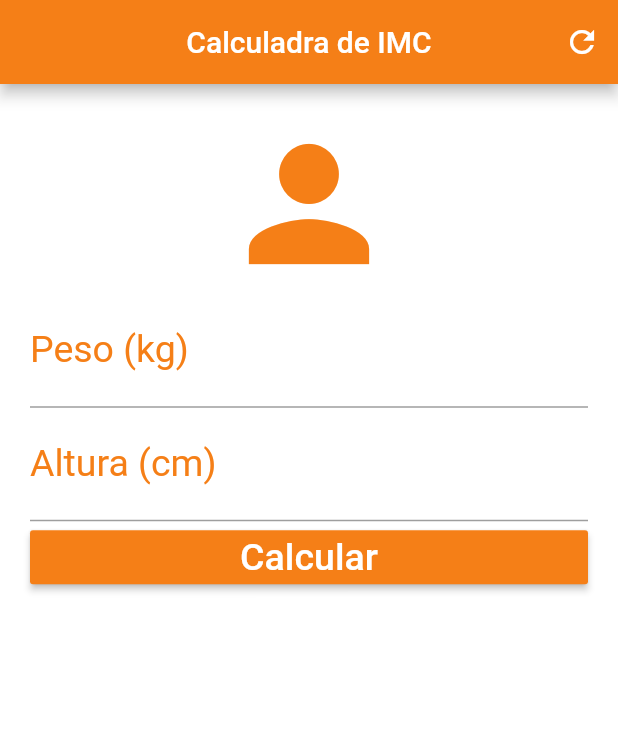
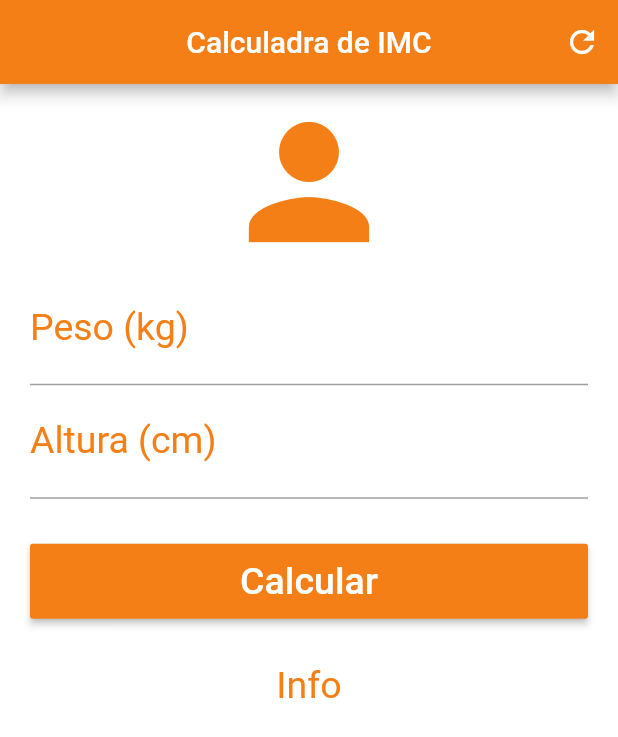
Before and after one commit to lpaganete/calculadora_imc, a Flutter app: the screen it shows after launch, on a phone screen of 412 x 824 dp. Shown: the top 737 px of the screen. Run offline on Flutter 3.47's test engine with Material 2 defaults, Android fonts, the light colour scheme and no system bars.

Commit message:
Finalizando layout com padding no button

```diff
--- a/lib/pages/home_page.dart
+++ b/lib/pages/home_page.dart
@@ -24,8 +24,8 @@ class _HomePageState extends State<HomePage> {
   }
 
   _body() {
-    return Container(
-      margin: EdgeInsets.all(20),
+    return SingleChildScrollView(
+      padding: EdgeInsets.fromLTRB(20.0, 5.0, 20.0, 5.0),
       child: Column(
         crossAxisAlignment: CrossAxisAlignment
             .stretch, // O stretch ocupa toda a largura (no caso do ícone não vai ocupar, pois ele tem um tamanho fixo)
@@ -33,7 +33,18 @@ class _HomePageState extends State<HomePage> {
           Icon(Icons.person, size: 120.0, color: Colors.yellow[900]),
           TextFieldNumber("Peso (kg)"),
           TextFieldNumber("Altura (cm)"),
-          _raisedButtonCalcular(),
+          Padding(
+            padding: EdgeInsets.only(top: 30.0, bottom: 30.0),
+            child: Container(
+              height: 50.0,
+              child: _raisedButtonCalcular(),
+            ),
+          ),
+          Text(
+            "Info",
+            textAlign: TextAlign.center,
+            style: TextStyle(color: Colors.yellow[900], fontSize: 25.0),
+          ),
         ],
       ),
     );
```
